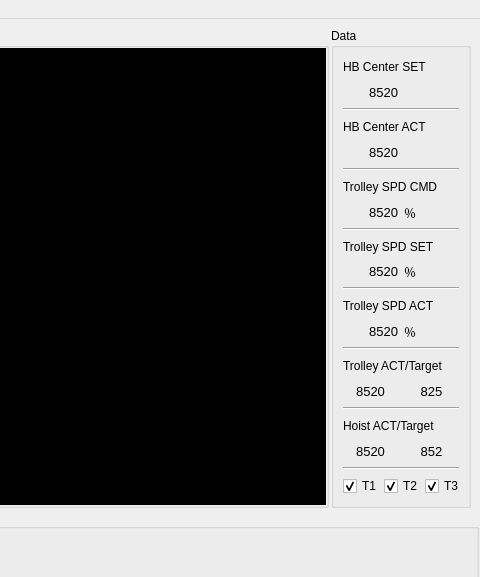
This is src/gui/gui/UI/main_ui.ui in Keaton33/M58_auto as Qt 5 draws it before an edit; both pictures show x 320 to 800 and y 0 to 577 of the 800 by 1000 pixel window. The edited form follows.
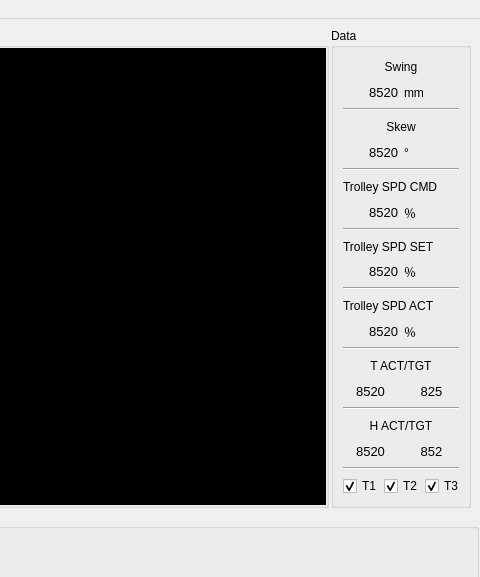
This is the edited form.

What changed in the file:
```diff
--- a/src/gui/gui/UI/main_ui.ui
+++ b/src/gui/gui/UI/main_ui.ui
@@ -219,18 +219,23 @@
         <property name="title">
          <string>Data</string>
         </property>
+        <layout class="QVBoxLayout" name="verticalLayout_8">
+         <item>
         <layout class="QVBoxLayout" name="verticalLayout">
          <item>
-          <layout class="QGridLayout" name="gridLayout_2">
-           <item row="0" column="0" colspan="2">
             <widget class="QLabel" name="label">
              <property name="text">
-              <string>HB Center SET</string>
+              <string>Swing</string>
+             </property>
+             <property name="alignment">
+              <set>Qt::AlignCenter</set>
              </property>
             </widget>
            </item>
-           <item row="1" column="0">
-            <widget class="QLabel" name="label_hbCenterSet">
+           <item>
+            <layout class="QHBoxLayout" name="horizontalLayout_3">
+             <item>
+              <widget class="QLabel" name="label_disDiff">
              <property name="font">
               <font>
                <pointsize>10</pointsize>
@@ -246,6 +251,15 @@
               <set>Qt::AlignRight|Qt::AlignTrailing|Qt::AlignVCenter</set>
              </property>
             </widget>
+             </item>
+             <item>
+              <widget class="QLabel" name="label_2">
+               <property name="text">
+                <string>mm</string>
+               </property>
+              </widget>
+             </item>
+            </layout>
            </item>
           </layout>
          </item>
@@ -257,16 +271,24 @@
           </widget>
          </item>
          <item>
-          <layout class="QGridLayout" name="gridLayout_3">
-           <item row="0" column="0" colspan="2">
+          <layout class="QVBoxLayout" name="verticalLayout_7">
+           <item>
             <widget class="QLabel" name="label_4">
+             <property name="autoFillBackground">
+              <bool>false</bool>
+             </property>
              <property name="text">
-              <string>HB Center ACT</string>
+              <string>Skew</string>
+             </property>
+             <property name="alignment">
+              <set>Qt::AlignCenter</set>
              </property>
             </widget>
            </item>
-           <item row="1" column="0">
-            <widget class="QLabel" name="label_hbCenterAct">
+           <item>
+            <layout class="QHBoxLayout" name="horizontalLayout_4">
+             <item>
+              <widget class="QLabel" name="label_skew">
              <property name="font">
               <font>
                <pointsize>10</pointsize>
@@ -282,6 +304,15 @@
               <set>Qt::AlignRight|Qt::AlignTrailing|Qt::AlignVCenter</set>
              </property>
             </widget>
+             </item>
+             <item>
+              <widget class="QLabel" name="label_3">
+               <property name="text">
+                <string>°</string>
+               </property>
+              </widget>
+             </item>
+            </layout>
            </item>
           </layout>
          </item>
@@ -432,7 +463,10 @@
            <item row="0" column="0" colspan="2">
             <widget class="QLabel" name="label_7">
              <property name="text">
-              <string>Trolley ACT/Target</string>
+              <string>T ACT/TGT</string>
+             </property>
+             <property name="alignment">
+              <set>Qt::AlignCenter</set>
              </property>
             </widget>
            </item>
@@ -485,7 +519,10 @@
            <item row="0" column="0" colspan="2">
             <widget class="QLabel" name="label_19">
              <property name="text">
-              <string>Hoist ACT/Target</string>
+              <string>H ACT/TGT</string>
+             </property>
+             <property name="alignment">
+              <set>Qt::AlignCenter</set>
              </property>
             </widget>
            </item>
```
Left out of the diff: 2 changed lines with no effect on the pictures. Lines whose indentation alone changed are shown as unchanged.
